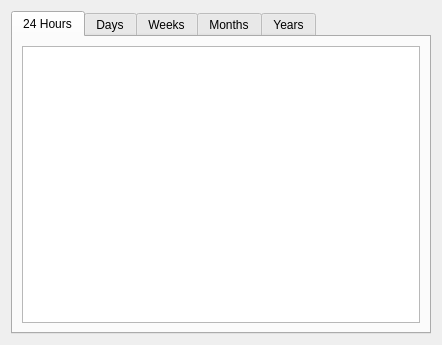
Qt form src/knemod/interfacestatisticsdlg.ui (KDE/knemo) before a commit.
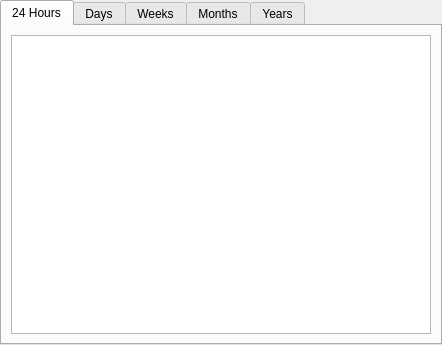
The same form after that commit. Custom widgets are drawn as their Qt base class.

Commit message: Remove duplicate attributes in interfacestatisticsdlg.ui

Patch:
```diff
--- a/src/knemod/interfacestatisticsdlg.ui
+++ b/src/knemod/interfacestatisticsdlg.ui
@@ -11,6 +11,9 @@
    </rect>
   </property>
   <layout class="QVBoxLayout" name="verticalLayout_4">
+   <property name="margin">
+    <number>0</number>
+   </property>
    <item>
     <widget class="QTabWidget" name="tabWidget">
      <property name="currentIndex">
```
Left out of the diff: 27 changed lines with no effect on the pictures.
